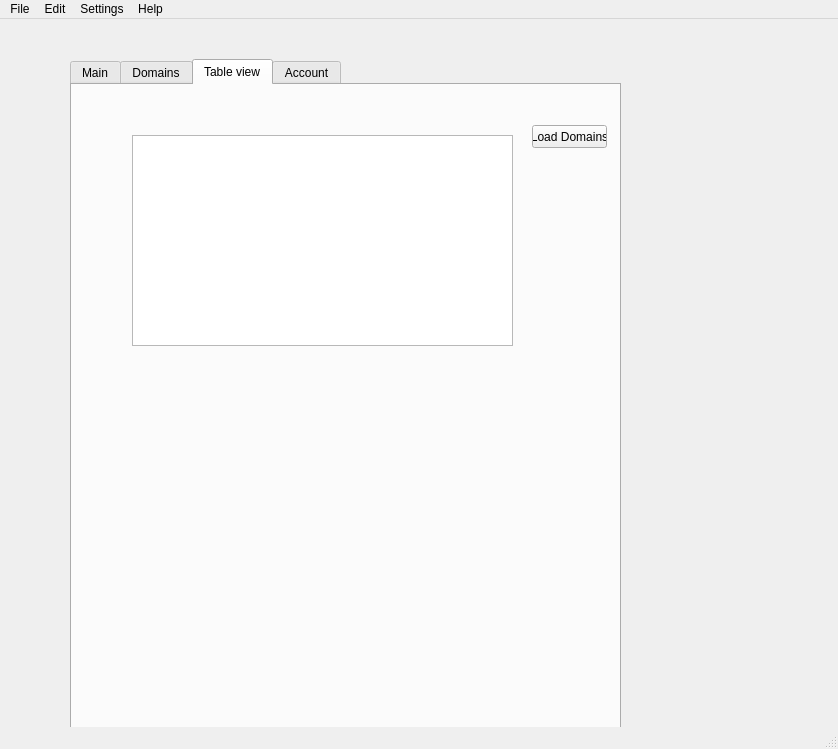
Qt form ip-check.ui (tatanka22/DNS-Manager) before a commit.
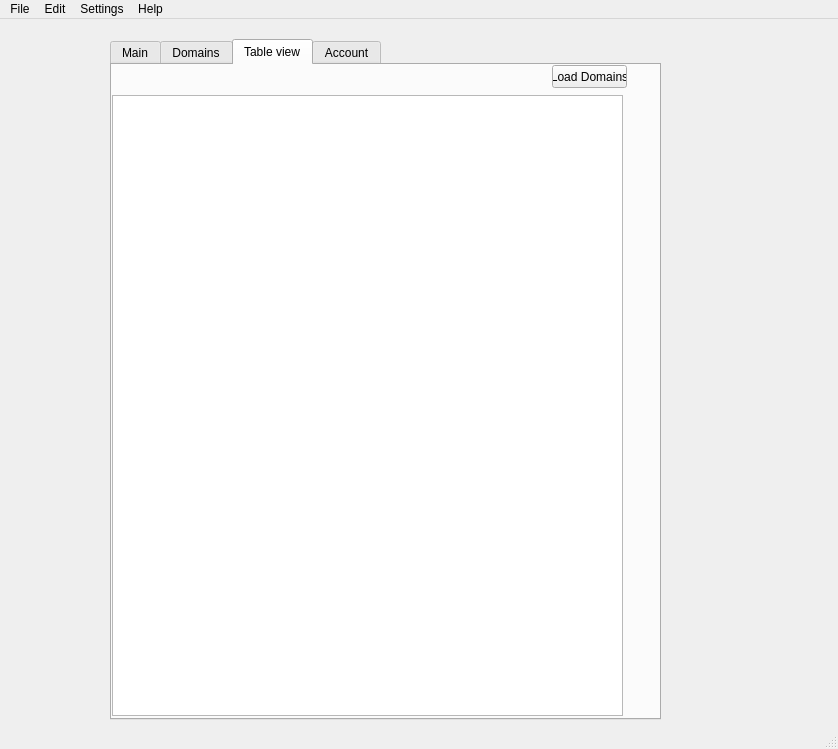
The same form after that commit. Icons and pictures are not drawn.

```diff
--- a/ip-check.ui
+++ b/ip-check.ui
@@ -20,8 +20,8 @@
    <widget class="QTabWidget" name="tabWidget">
     <property name="geometry">
      <rect>
-      <x>70</x>
-      <y>40</y>
+      <x>110</x>
+      <y>20</y>
       <width>551</width>
       <height>681</height>
      </rect>
@@ -452,18 +452,18 @@
      <widget class="QTableView" name="tableView">
       <property name="geometry">
        <rect>
-        <x>60</x>
-        <y>50</y>
-        <width>381</width>
-        <height>211</height>
+        <x>0</x>
+        <y>30</y>
+        <width>511</width>
+        <height>621</height>
        </rect>
       </property>
      </widget>
      <widget class="QPushButton" name="btn_table">
       <property name="geometry">
        <rect>
-        <x>460</x>
-        <y>40</y>
+        <x>440</x>
+        <y>0</y>
         <width>75</width>
         <height>23</height>
        </rect>
```
